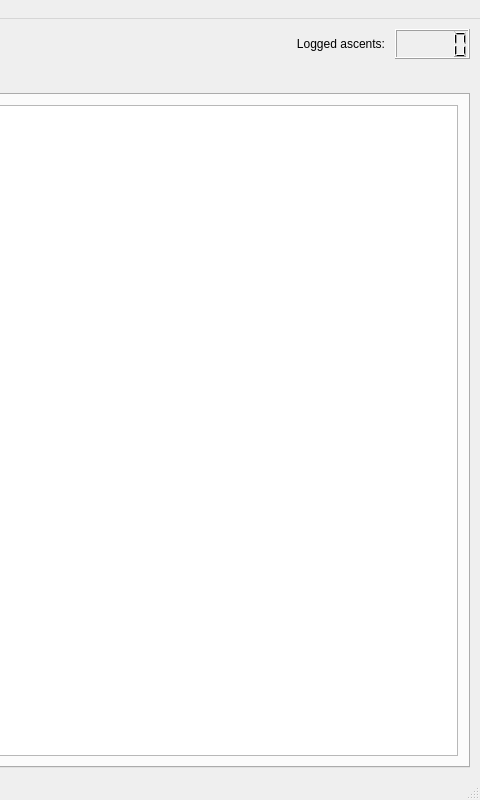
Qt form src/ui/main_window.ui (svetter/pal) before a commit; both pictures show x 1020 to 1500 and y 0 to 800 of the 1500 by 800 pixel window.
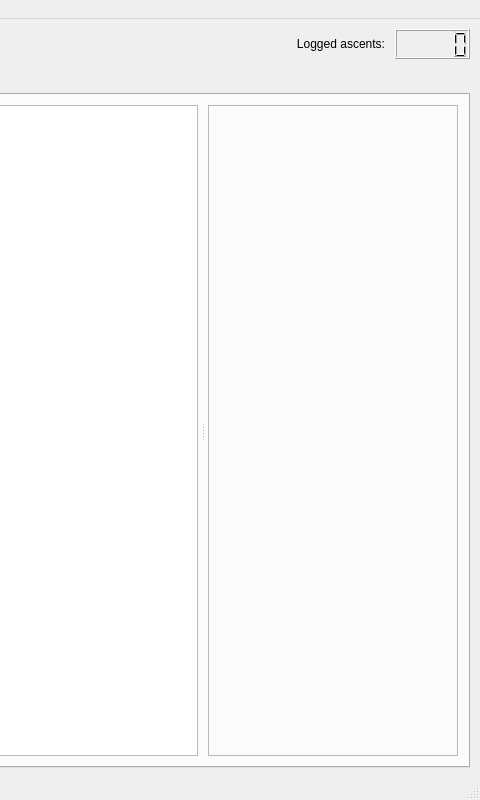
The same form after that commit. The open tabs and pages were chosen to show the change. Icons and pictures are not drawn. Custom widgets are drawn as their Qt base class.

Commit message:
Make stats panel resizable
For #22

```diff
--- a/src/ui/main_window.ui
+++ b/src/ui/main_window.ui
@@ -41,23 +41,6 @@
      <height>0</height>
     </size>
    </property>
-   <layout class="QGridLayout" name="gridLayout">
-    <property name="leftMargin">
-     <number>10</number>
-    </property>
-    <property name="topMargin">
-     <number>10</number>
-    </property>
-    <property name="rightMargin">
-     <number>10</number>
-    </property>
-    <property name="bottomMargin">
-     <number>10</number>
-    </property>
-    <property name="spacing">
-     <number>10</number>
-    </property>
-    <item row="0" column="0">
      <layout class="QVBoxLayout" name="mainLayout">
       <property name="spacing">
        <number>10</number>
@@ -66,7 +49,16 @@
        <enum>QLayout::SetMinimumSize</enum>
       </property>
       <property name="leftMargin">
-       <number>0</number>
+     <number>10</number>
+    </property>
+    <property name="topMargin">
+     <number>10</number>
+    </property>
+    <property name="rightMargin">
+     <number>10</number>
+    </property>
+    <property name="bottomMargin">
+     <number>10</number>
       </property>
       <item>
        <layout class="QHBoxLayout" name="topBarLayout">
@@ -441,7 +433,32 @@
            <number>10</number>
           </property>
           <item>
+         <widget class="QSplitter" name="peaksSplitter">
+          <property name="sizePolicy">
+           <sizepolicy hsizetype="MinimumExpanding" vsizetype="MinimumExpanding">
+            <horstretch>0</horstretch>
+            <verstretch>0</verstretch>
+           </sizepolicy>
+          </property>
+          <property name="frameShape">
+           <enum>QFrame::NoFrame</enum>
+          </property>
+          <property name="orientation">
+           <enum>Qt::Horizontal</enum>
+          </property>
+          <property name="handleWidth">
+           <number>10</number>
+          </property>
+          <property name="childrenCollapsible">
+           <bool>false</bool>
+          </property>
            <widget class="QTableView" name="peaksTableView">
+           <property name="minimumSize">
+            <size>
+             <width>250</width>
+             <height>250</height>
+            </size>
+           </property>
             <property name="contextMenuPolicy">
              <enum>Qt::CustomContextMenu</enum>
             </property>
@@ -472,6 +489,35 @@
             <attribute name="verticalHeaderHighlightSections">
              <bool>false</bool>
             </attribute>
+          </widget>
+          <widget class="QFrame" name="peaksStatsFrame">
+           <property name="minimumSize">
+            <size>
+             <width>250</width>
+             <height>250</height>
+            </size>
+           </property>
+           <property name="frameShape">
+            <enum>QFrame::StyledPanel</enum>
+           </property>
+           <layout class="QVBoxLayout" name="peaksItemStatsFrameLayout">
+            <property name="spacing">
+             <number>10</number>
+            </property>
+            <property name="leftMargin">
+             <number>10</number>
+            </property>
+            <property name="topMargin">
+             <number>10</number>
+            </property>
+            <property name="rightMargin">
+             <number>10</number>
+            </property>
+            <property name="bottomMargin">
+             <number>10</number>
+            </property>
+           </layout>
+          </widget>
            </widget>
           </item>
          </layout>
@@ -813,8 +859,6 @@
          </layout>
         </widget>
        </widget>
-      </item>
-     </layout>
     </item>
    </layout>
   </widget>
```
Left out of the diff: 308 changed lines with no effect on the pictures. Lines whose indentation alone changed are shown as unchanged. The commit also changes 6 other files.
